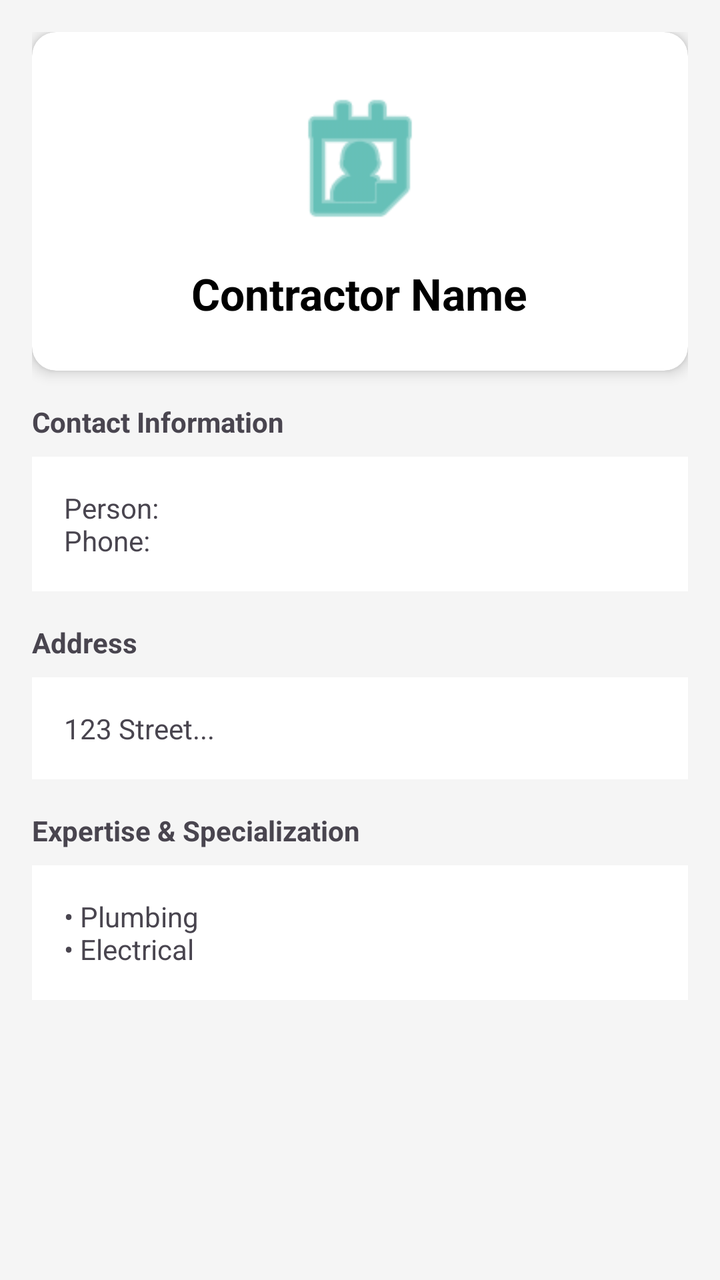
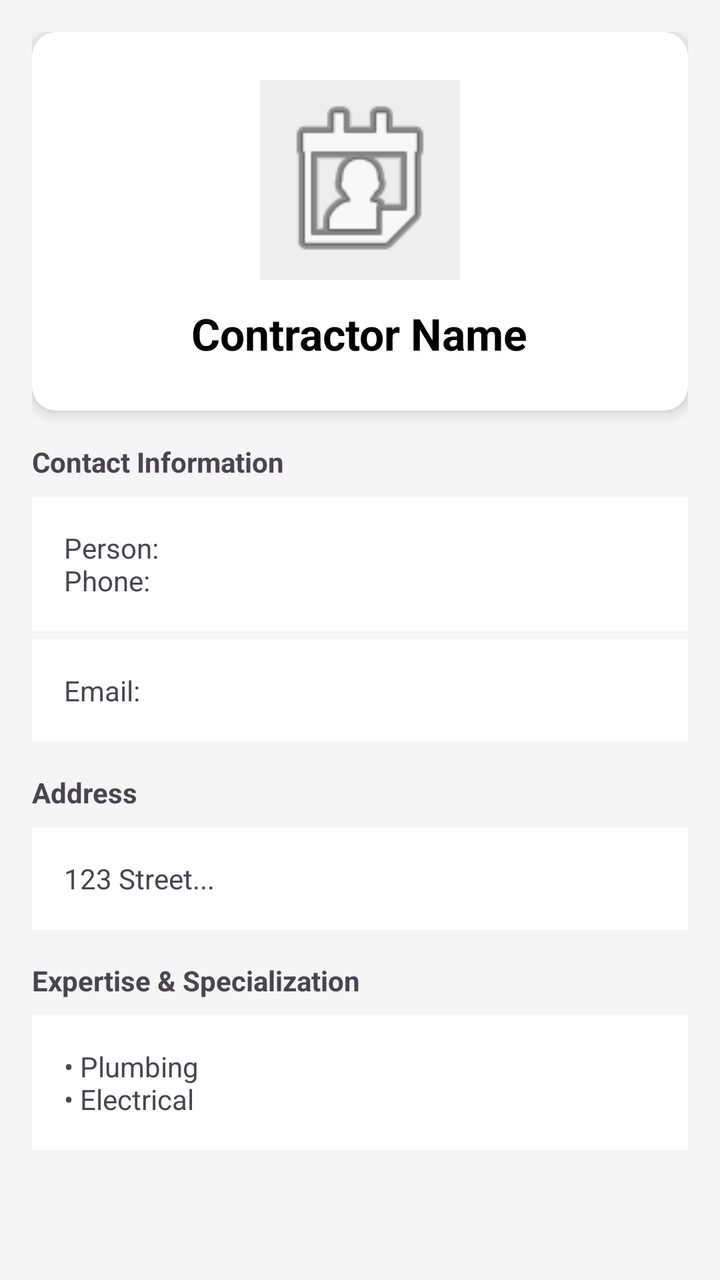

Screens rendered from an Android XML layout before and after an edit, with the pre-edit source and the edit as a unified diff.
<!-- AndroidManifest.xml: application theme Theme.QTrace -->
<!-- res/layout/activity_contractor_detail.xml -->
<?xml version="1.0" encoding="utf-8"?>
<ScrollView xmlns:android="http://schemas.android.com/apk/res/android"
    xmlns:app="http://schemas.android.com/apk/res-auto"
    android:layout_width="match_parent"
    android:layout_height="match_parent"
    android:background="#F5F5F5">

    <LinearLayout
        android:layout_width="match_parent"
        android:layout_height="wrap_content"
        android:orientation="vertical"
        android:padding="16dp">

        <androidx.cardview.widget.CardView android:layout_width="match_parent"
            android:layout_height="wrap_content"
            android:layout_marginBottom="16dp"
            app:cardCornerRadius="12dp"
            app:cardElevation="4dp"
            xmlns:app="http://schemas.android.com/apk/res-auto">

            <LinearLayout
                android:layout_width="match_parent"
                android:layout_height="wrap_content"
                android:orientation="vertical"
                android:padding="24dp"
                android:gravity="center">

                <ImageView
                    android:layout_width="80dp"
                    android:layout_height="80dp"
                    android:src="@android:drawable/ic_menu_my_calendar"
                    android:background="@android:color/transparent"
                    app:tint="#009688" />

                <TextView
                    android:id="@+id/tv_detail_contractor_name"
                    android:layout_width="wrap_content"
                    android:layout_height="wrap_content"
                    android:text="Contractor Name"
                    android:textSize="22sp"
                    android:textStyle="bold"
                    android:textColor="#000000"
                    android:layout_marginTop="12dp"
                    android:gravity="center"/>
            </LinearLayout>
        </androidx.cardview.widget.CardView>

        <TextView
            android:layout_width="wrap_content"
            android:layout_height="wrap_content"
            android:text="Contact Information"
            android:textStyle="bold"
            android:layout_marginBottom="8dp"/>

        <TextView
            android:id="@+id/tv_detail_contractor_contact"
            android:layout_width="match_parent"
            android:layout_height="wrap_content"
            android:text="Person: \nPhone: "
            android:background="#FFFFFF"
            android:padding="16dp"
            android:layout_marginBottom="16dp"/>

        <TextView
            android:layout_width="wrap_content"
            android:layout_height="wrap_content"
            android:text="Address"
            android:textStyle="bold"
            android:layout_marginBottom="8dp"/>

        <TextView
            android:id="@+id/tv_detail_contractor_address"
            android:layout_width="match_parent"
            android:layout_height="wrap_content"
            android:text="123 Street..."
            android:background="#FFFFFF"
            android:padding="16dp"
            android:layout_marginBottom="16dp"/>

        <TextView
            android:layout_width="wrap_content"
            android:layout_height="wrap_content"
            android:text="Expertise &amp; Specialization"
            android:textStyle="bold"
            android:layout_marginBottom="8dp"/>

        <TextView
            android:id="@+id/tv_detail_contractor_expertise"
            android:layout_width="match_parent"
            android:layout_height="wrap_content"
            android:text="• Plumbing\n• Electrical"
            android:background="#FFFFFF"
            android:padding="16dp"/>

    </LinearLayout>
</ScrollView>
<!-- resources referenced by this layout -->
<resources>
  <style name="Theme.QTrace" parent="Base.Theme.QTrace" />
  <style name="Base.Theme.QTrace" parent="Theme.Material3.DayNight.NoActionBar">
          
          
      </style>
</resources>

<!-- the commit's change to res/layout/activity_contractor_detail.xml (unified diff, before → after) -->
@@ -1,6 +1,5 @@
 <?xml version="1.0" encoding="utf-8"?>
 <ScrollView xmlns:android="http://schemas.android.com/apk/res/android"
-    xmlns:app="http://schemas.android.com/apk/res-auto"
     android:layout_width="match_parent"
     android:layout_height="match_parent"
     android:background="#F5F5F5">
@@ -11,7 +10,8 @@
         android:orientation="vertical"
         android:padding="16dp">
 
-        <androidx.cardview.widget.CardView android:layout_width="match_parent"
+        <androidx.cardview.widget.CardView
+            android:layout_width="match_parent"
             android:layout_height="wrap_content"
             android:layout_marginBottom="16dp"
             app:cardCornerRadius="12dp"
@@ -26,11 +26,13 @@
                 android:gravity="center">
 
                 <ImageView
-                    android:layout_width="80dp"
-                    android:layout_height="80dp"
+                    android:id="@+id/img_contractor_logo"
+                    android:layout_width="100dp"
+                    android:layout_height="100dp"
                     android:src="@android:drawable/ic_menu_my_calendar"
-                    android:background="@android:color/transparent"
-                    app:tint="#009688" />
+                    android:scaleType="centerCrop"
+                    android:background="#EEEEEE"
+                    android:padding="1dp"/>
 
                 <TextView
                     android:id="@+id/tv_detail_contractor_name"
@@ -57,6 +59,15 @@
             android:layout_width="match_parent"
             android:layout_height="wrap_content"
             android:text="Person: \nPhone: "
+            android:background="#FFFFFF"
+            android:padding="16dp"
+            android:layout_marginBottom="4dp"/>
+
+        <TextView
+            android:id="@+id/tv_detail_contractor_email"
+            android:layout_width="match_parent"
+            android:layout_height="wrap_content"
+            android:text="Email: "
             android:background="#FFFFFF"
             android:padding="16dp"
             android:layout_marginBottom="16dp"/>
